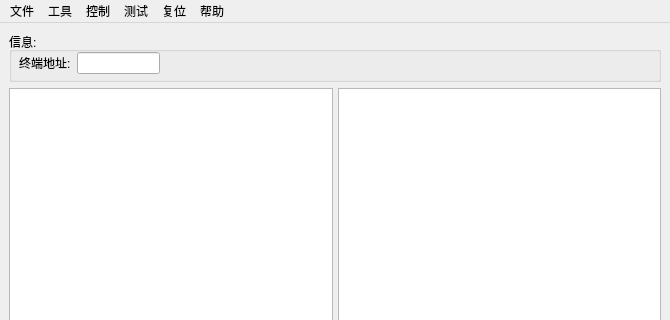
Above: UI_MainWindow.ui from qwerttqq95/698_Special before the change; both pictures show x 0 to 670 and y 0 to 320 of the 670 by 509 pixel window. Below: the same form after it.
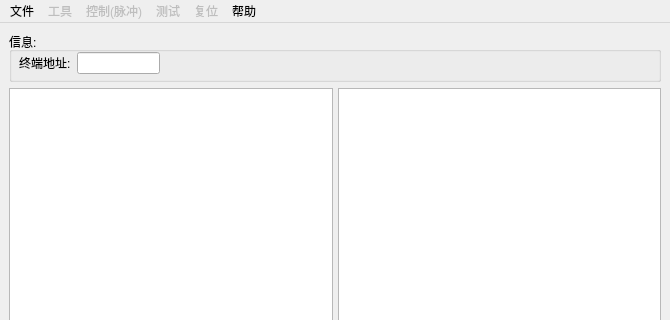
That is the form after the change.

Patch:
```diff
--- a/UI_MainWindow.ui
+++ b/UI_MainWindow.ui
@@ -166,6 +166,9 @@
     <addaction name="actionA"/>
    </widget>
    <widget class="QMenu" name="menu_2">
+    <property name="enabled">
+     <bool>false</bool>
+    </property>
     <property name="title">
      <string>测试</string>
     </property>
@@ -216,6 +219,9 @@
     <addaction name="actionSdf"/>
    </widget>
    <widget class="QMenu" name="menu_4">
+    <property name="enabled">
+     <bool>false</bool>
+    </property>
     <property name="title">
      <string>工具</string>
     </property>
@@ -224,6 +230,9 @@
     <addaction name="actionAPDUzu"/>
    </widget>
    <widget class="QMenu" name="menu_5">
+    <property name="enabled">
+     <bool>false</bool>
+    </property>
     <property name="title">
      <string>复位</string>
     </property>
@@ -231,8 +240,11 @@
     <addaction name="actionCanshu"/>
    </widget>
    <widget class="QMenu" name="menu_10">
+    <property name="enabled">
+     <bool>false</bool>
+    </property>
     <property name="title">
-     <string>控制</string>
+     <string>控制(脉冲)</string>
     </property>
     <widget class="QMenu" name="menu_11">
      <property name="title">
```
Left out of the diff: 51 changed lines with no effect on the pictures.
